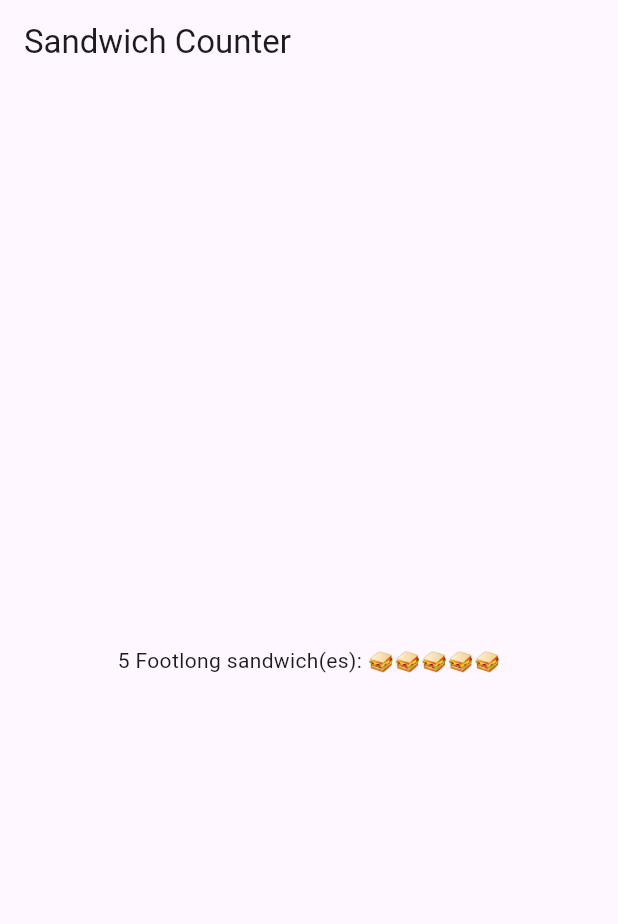
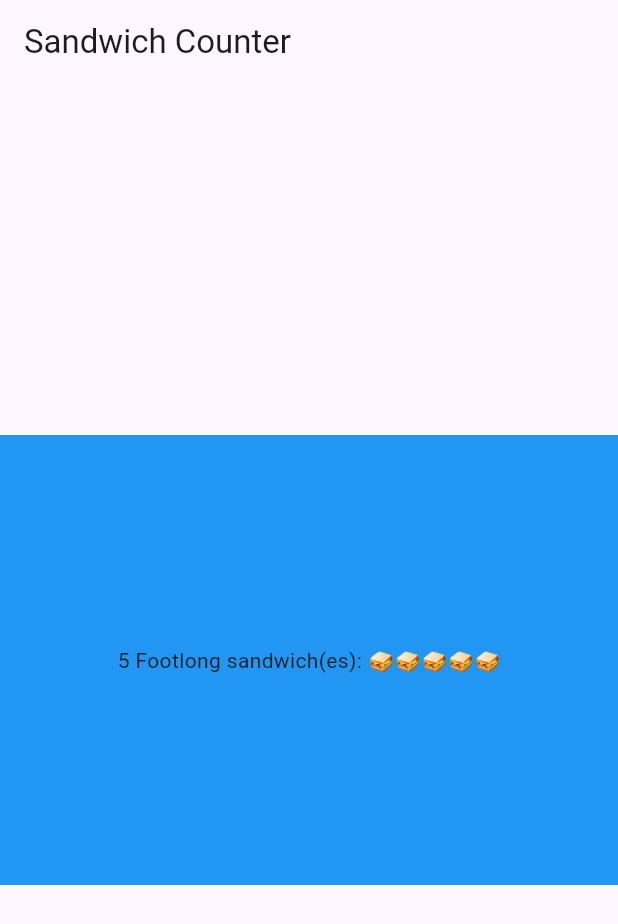
Before and after one commit to de2nis7a/sandwich_shop, a Flutter app: the screen it shows after launch, on a phone screen of 412 x 824 dp. Shown: the top 924 px of the screen. Run offline on Flutter 3.47's test engine with Material 3 defaults, Android fonts, the phone set to English and light mode, and no system bars.

Commit message:
Wrap OrderItemDisplay widget  inside a Container widget

```diff
--- a/lib/main.dart
+++ b/lib/main.dart
@@ -13,8 +13,12 @@
       title: 'Sandwich Shop App',
       home: Scaffold(
         appBar: AppBar(title: const Text('Sandwich Counter')),
-        body: const Center(
-          child: OrderItemDisplay(5, 'Footlong'),
+        body: Center(
+          child: Container(
+              width: 500,
+              height: 300,
+              color: Colors.blue,
+              child: const Center(child: OrderItemDisplay(5, 'Footlong'))),
         ),
       ),
     );
```
